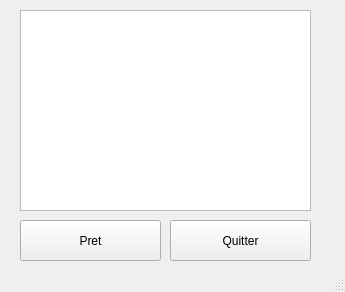
massicotteg/CLL-PixelATRClient, file salonjoueurs.ui: the form before one commit.
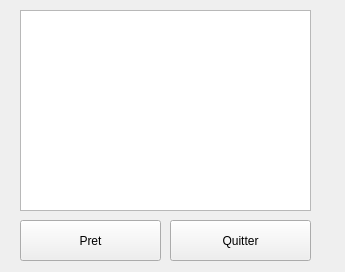
The form after the commit.

Diff of the .ui file:
```diff
--- a/salonjoueurs.ui
+++ b/salonjoueurs.ui
@@ -7,7 +7,7 @@
     <x>0</x>
     <y>0</y>
     <width>345</width>
-    <height>292</height>
+    <height>272</height>
    </rect>
   </property>
   <property name="windowTitle">
@@ -51,7 +51,6 @@
     </property>
    </widget>
   </widget>
-  <widget class="QStatusBar" name="statusbar"/>
  </widget>
  <resources/>
  <connections/>
```
